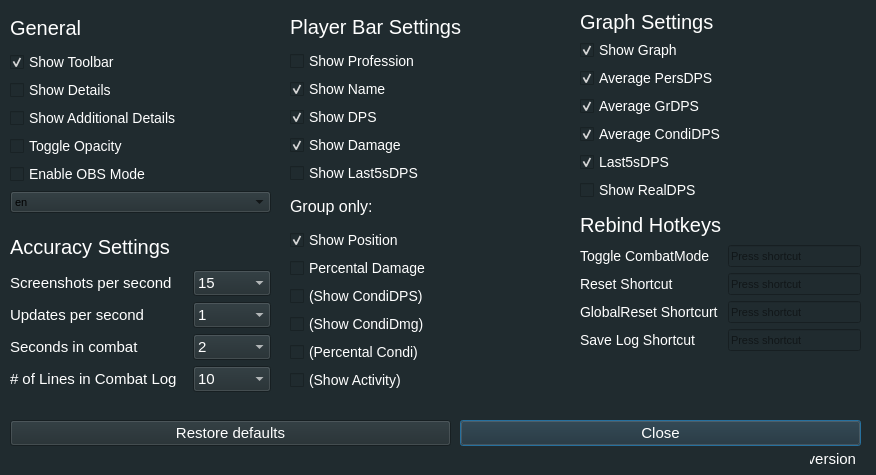
The window that configurator.ui (Tyrox92/Gw2SPECS) describes before a commit, drawn with Qt 5.
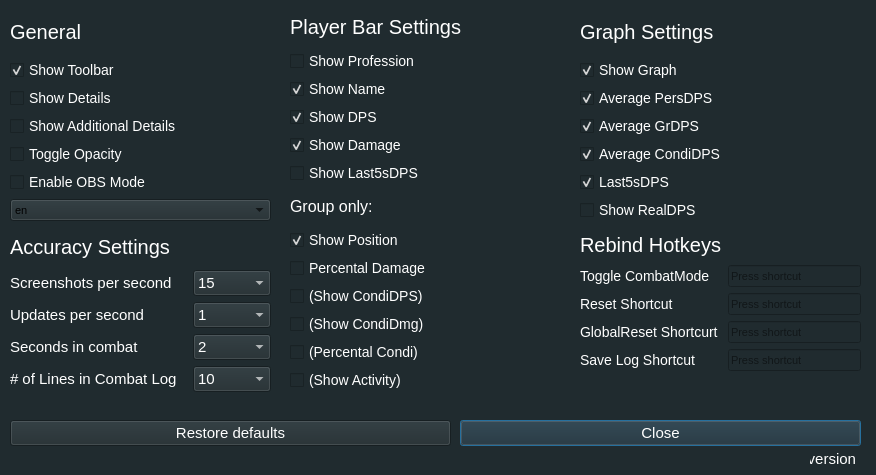
The same window after the commit.

Diff of the .ui file:
```diff
--- a/configurator.ui
+++ b/configurator.ui
@@ -394,7 +394,7 @@
      <x>10</x>
      <y>10</y>
      <width>261</width>
-     <height>203</height>
+     <height>211</height>
     </rect>
    </property>
    <layout class="QGridLayout" name="gridLayout_2">
@@ -654,11 +654,11 @@
      <x>580</x>
      <y>10</y>
      <width>281</width>
-     <height>191</height>
+     <height>211</height>
     </rect>
    </property>
    <layout class="QGridLayout" name="gridLayout_4">
-    <item row="0" column="0">
+    <item row="4" column="0">
      <widget class="QLabel" name="label_4">
       <property name="styleSheet">
        <string notr="true">color: rgb(255,255,255);font-size:20px</string>
@@ -668,20 +668,7 @@
       </property>
      </widget>
     </item>
-    <item row="1" column="0">
-     <widget class="QCheckBox" name="checkBoxGraphShow">
-      <property name="styleSheet">
-       <string notr="true">color:white;font-size:14px;</string>
-      </property>
-      <property name="text">
-       <string>Show Graph</string>
-      </property>
-      <property name="checked">
-       <bool>true</bool>
-      </property>
-     </widget>
-    </item>
-    <item row="2" column="0">
+    <item row="6" column="0">
      <widget class="QCheckBox" name="checkBoxGraphAvgDPS">
       <property name="toolTip">
        <string>&lt;html&gt;&lt;head/&gt;&lt;body&gt;&lt;p&gt;Green Graph&lt;/p&gt;&lt;/body&gt;&lt;/html&gt;</string>
@@ -697,7 +684,7 @@
       </property>
      </widget>
     </item>
-    <item row="3" column="0">
+    <item row="7" column="0">
      <widget class="QCheckBox" name="checkBoxGraphAvgGroupDPS">
       <property name="toolTip">
        <string>&lt;html&gt;&lt;head/&gt;&lt;body&gt;&lt;p&gt;Yellow Graph&lt;/p&gt;&lt;/body&gt;&lt;/html&gt;</string>
@@ -713,7 +700,26 @@
       </property>
      </widget>
     </item>
-    <item row="4" column="0">
+    <item row="10" column="0">
+     <widget class="QCheckBox" name="checkBoxGraphRealDPS">
+      <property name="enabled">
+       <bool>true</bool>
+      </property>
+      <property name="toolTip">
+       <string>&lt;html&gt;&lt;head/&gt;&lt;body&gt;&lt;p&gt;Blue Graph&lt;/p&gt;&lt;/body&gt;&lt;/html&gt;</string>
+      </property>
+      <property name="styleSheet">
+       <string notr="true">color:white;font-size:14px;</string>
+      </property>
+      <property name="text">
+       <string>Show RealDPS</string>
+      </property>
+      <property name="checked">
+       <bool>false</bool>
+      </property>
+     </widget>
+    </item>
+    <item row="8" column="0">
      <widget class="QCheckBox" name="checkBoxGraphAvgCDPS">
       <property name="toolTip">
        <string>&lt;html&gt;&lt;head/&gt;&lt;body&gt;&lt;p&gt;Purple Graph&lt;/p&gt;&lt;/body&gt;&lt;/html&gt;</string>
@@ -729,7 +735,7 @@
       </property>
      </widget>
     </item>
-    <item row="5" column="0">
+    <item row="9" column="0">
      <widget class="QCheckBox" name="checkBoxGraph5sDPS">
       <property name="toolTip">
        <string>&lt;html&gt;&lt;head/&gt;&lt;body&gt;&lt;p&gt;Red Graph&lt;/p&gt;&lt;/body&gt;&lt;/html&gt;</string>
@@ -745,22 +751,16 @@
       </property>
      </widget>
     </item>
-    <item row="6" column="0">
-     <widget class="QCheckBox" name="checkBoxGraphRealDPS">
-      <property name="enabled">
-       <bool>true</bool>
-      </property>
-      <property name="toolTip">
-       <string>&lt;html&gt;&lt;head/&gt;&lt;body&gt;&lt;p&gt;Blue Graph&lt;/p&gt;&lt;/body&gt;&lt;/html&gt;</string>
-      </property>
+    <item row="5" column="0">
+     <widget class="QCheckBox" name="checkBoxGraphShow">
       <property name="styleSheet">
        <string notr="true">color:white;font-size:14px;</string>
       </property>
       <property name="text">
-       <string>Show RealDPS</string>
+       <string>Show Graph</string>
       </property>
       <property name="checked">
-       <bool>false</bool>
+       <bool>true</bool>
       </property>
      </widget>
     </item>
@@ -770,7 +770,7 @@
    <property name="geometry">
     <rect>
      <x>580</x>
-     <y>210</y>
+     <y>230</y>
      <width>281</width>
      <height>141</height>
     </rect>
```
Left out of the diff: 126 changed lines with no effect on the pictures.
